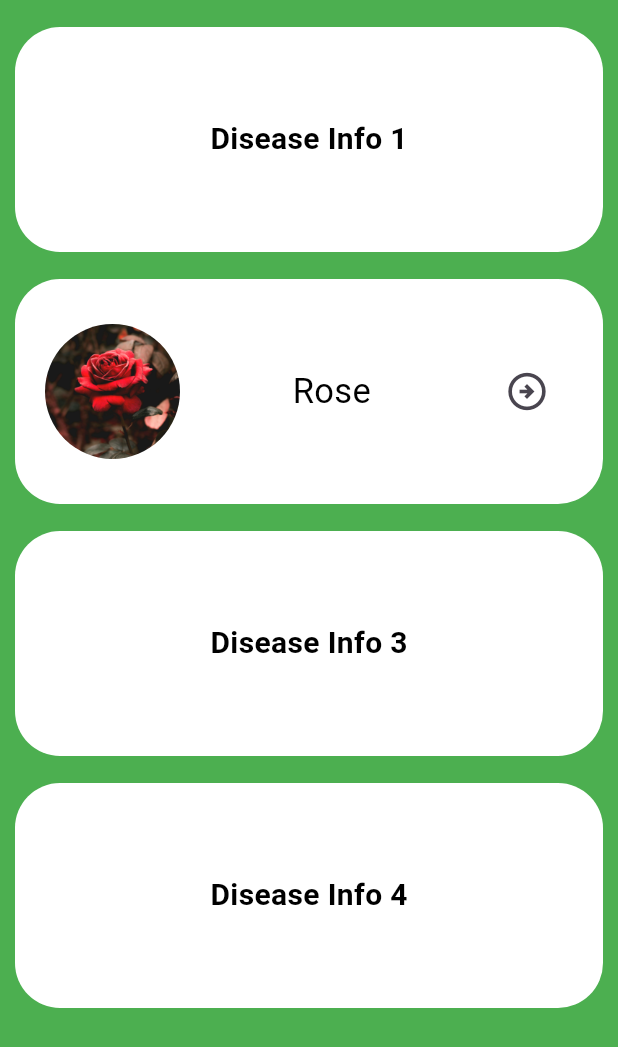
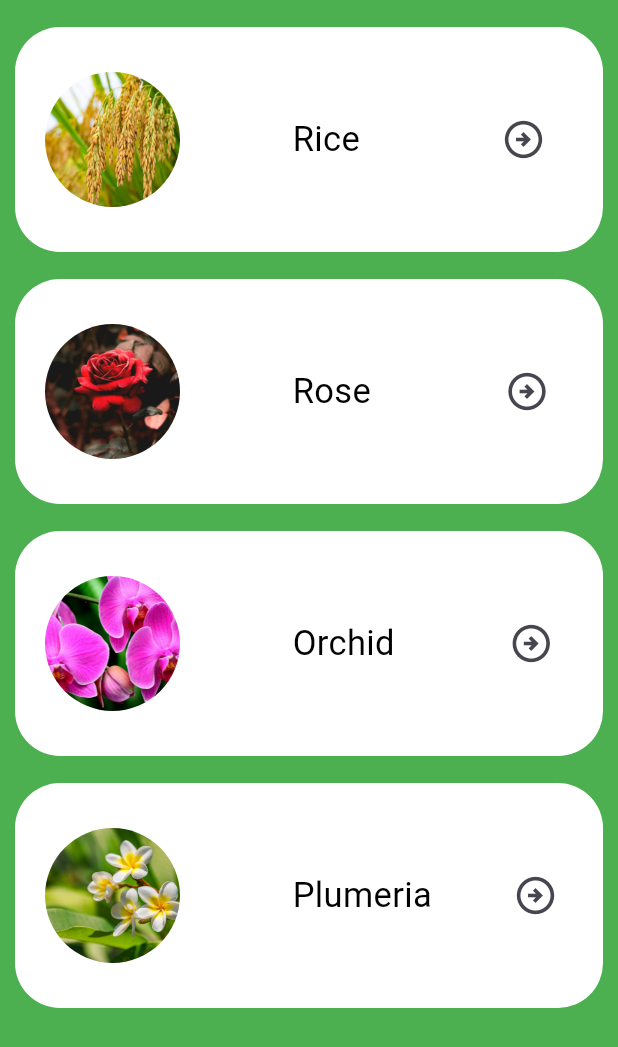
Before and after one commit to DevDad123/TreeCare_Project, a Flutter app: the Diseasescreen screen opened directly, on a phone screen of 412 x 824 dp. Shown: the top 1047 px of the screen. Run offline on Flutter 3.47's test engine with Material 3 defaults, Android fonts, the phone set to English and light mode, and no system bars; our stand-ins replace curved_navigation_bar, flutter_carousel_widget.

Commit message:
Make disease screen

```diff
--- a/lib/Diseasescreen.dart
+++ b/lib/Diseasescreen.dart
@@ -8,9 +8,8 @@ class Diseasescreen extends StatelessWidget {
     return Scaffold(
       backgroundColor: Colors.green,
       body: ListView(
-        physics: const BouncingScrollPhysics(), // Enable scrolling with bounce effect
+        physics: const BouncingScrollPhysics(),
         children: [
-          // First Container
           Padding(
             padding: const EdgeInsets.only(top: 18, left: 10, right: 10),
             child: Container(
@@ -19,19 +18,47 @@ class Diseasescreen extends StatelessWidget {
                 borderRadius: BorderRadius.circular(30),
                 color: Colors.white,
               ),
-              child: const Center(
+              child: Row(
+                children: [
+                  Padding(
+                    padding: const EdgeInsets.all(10.0),
+                    child: Padding(
+                      padding: const EdgeInsets.only(left: 10),
+                      child: ClipOval(
+                        child: Image.asset(
+                          "assets/crop.jpg",
+                          fit: BoxFit.cover,
+                          width: 90,
+                          height: 90,
+                        ),
+                      ),
+                    ),
+                  ),
+                  const SizedBox(width: 10),
+                  const Padding(
+                    padding: EdgeInsets.only(left: 55),
                     child: Text(
-                  "Disease Info 1",
+                      "Rice",
                       style: TextStyle(
-                    fontSize: 20,
-                    fontWeight: FontWeight.bold,
+                        fontSize: 23,
                         color: Colors.black,
                       ),
                     ),
                   ),
+                  Padding(
+                    padding: const EdgeInsets.only(left: 85),
+                    child: IconButton(
+                      iconSize: 30,
+                      onPressed: () {
+                        print("rose infopage");
+                      },
+                      icon: const Icon(Icons.arrow_circle_right_outlined),
                     ),
                   ),
-
+                ],
+              ),
+            ),
+          ),
           Padding(
             padding: const EdgeInsets.only(top: 18, left: 10, right: 10),
             child: Container(
@@ -57,9 +84,9 @@ class Diseasescreen extends StatelessWidget {
                     ),
                   ),
                   const SizedBox(width: 10),
-                  Padding(
-                    padding: const EdgeInsets.only(left: 55),
-                    child: const Text(
+                  const Padding(
+                    padding: EdgeInsets.only(left: 55),
+                    child: Text(
                       "Rose",
                       style: TextStyle(
                         fontSize: 23,
@@ -74,15 +101,13 @@ class Diseasescreen extends StatelessWidget {
                       onPressed: () {
                         print("rose infopage");
                       },
-                      icon: Icon(Icons.arrow_circle_right_outlined),
+                      icon: const Icon(Icons.arrow_circle_right_outlined),
                     ),
                   ),
                 ],
               ),
             ),
           ),
-
-          // Third Container
           Padding(
             padding: const EdgeInsets.only(top: 18, left: 10, right: 10),
             child: Container(
@@ -91,20 +116,47 @@ class Diseasescreen extends StatelessWidget {
                 borderRadius: BorderRadius.circular(30),
                 color: Colors.white,
               ),
-              child: const Center(
+              child: Row(
+                children: [
+                  Padding(
+                    padding: const EdgeInsets.all(10.0),
+                    child: Padding(
+                      padding: const EdgeInsets.only(left: 10),
+                      child: ClipOval(
+                        child: Image.asset(
+                          "assets/orchid.jpg",
+                          fit: BoxFit.cover,
+                          width: 90,
+                          height: 90,
+                        ),
+                      ),
+                    ),
+                  ),
+                  const SizedBox(width: 10),
+                  const Padding(
+                    padding: EdgeInsets.only(left: 55),
                     child: Text(
-                  "Disease Info 3",
+                      "Orchid",
                       style: TextStyle(
-                    fontSize: 20,
-                    fontWeight: FontWeight.bold,
+                        fontSize: 23,
                         color: Colors.black,
                       ),
                     ),
                   ),
+                  Padding(
+                    padding: const EdgeInsets.only(left: 67),
+                    child: IconButton(
+                      iconSize: 30,
+                      onPressed: () {
+                        print("rose infopage");
+                      },
+                      icon: const Icon(Icons.arrow_circle_right_outlined),
                     ),
                   ),
-
-          // Fourth Container
+                ],
+              ),
+            ),
+          ),
           Padding(
             padding: const EdgeInsets.only(top: 18, left: 10, right: 10),
             child: Container(
@@ -113,15 +165,44 @@ class Diseasescreen extends StatelessWidget {
                 borderRadius: BorderRadius.circular(30),
                 color: Colors.white,
               ),
-              child: const Center(
+              child: Row(
+                children: [
+                  Padding(
+                    padding: const EdgeInsets.all(10.0),
+                    child: Padding(
+                      padding: const EdgeInsets.only(left: 10),
+                      child: ClipOval(
+                        child: Image.asset(
+                          "assets/plumeria.jpg",
+                          fit: BoxFit.cover,
+                          width: 90,
+                          height: 90,
+                        ),
+                      ),
+                    ),
+                  ),
+                  const SizedBox(width: 10),
+                  const Padding(
+                    padding: EdgeInsets.only(left: 55),
                     child: Text(
-                  "Disease Info 4",
+                      "Plumeria",
                       style: TextStyle(
-                    fontSize: 20,
-                    fontWeight: FontWeight.bold,
+                        fontSize: 23,
                         color: Colors.black,
                       ),
                     ),
+                  ),
+                  Padding(
+                    padding: const EdgeInsets.only(left: 45),
+                    child: IconButton(
+                      iconSize: 30,
+                      onPressed: () {
+                        print("rose infopage");
+                      },
+                      icon: const Icon(Icons.arrow_circle_right_outlined),
+                    ),
+                  ),
+                ],
               ),
             ),
           ),
--- a/pubspec.yaml
+++ b/pubspec.yaml
@@ -65,6 +65,9 @@ flutter:
     - assets/logo.png
     - assets/avatar.jpg
     - assets/rose.jpg
+    - assets/crop.jpg
+    - assets/orchid.jpg
+    - assets/plumeria.jpg
 
   # An image asset can refer to one or more resolution-specific "variants", see
   # https://flutter.dev/to/resolution-aware-images
```
Also changed, not shown: assets/crop.jpg (added), assets/orchid.jpg (added), assets/plumeria.jpg (added). Lines whose indentation alone changed are shown as unchanged.
